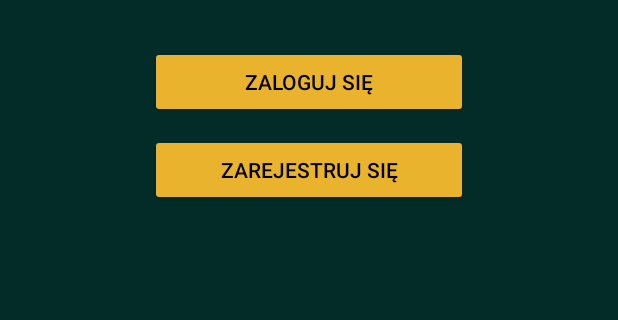
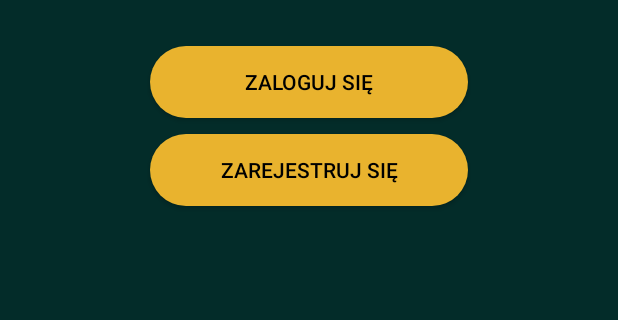
Before and after one commit to VanVoight/Filmoteka, an Android app: the screen it shows after launch (MainActivity), on a phone screen of 412 x 824 dp, the part 588-908 px from its top. Run offline under Robolectric (Android 15) with nearby library versions, the phone set to English and light mode, and no system bars; our stand-ins replace Room's generated code; libraries missing offline, so code that uses them is left out: com.facebook.stetho; 2 statements that could not run were skipped.

Commit message:
Naprawa prostokątnych przycisków, żeby znów miały zaokrąglone rogi

```diff
--- /dev/null
+++ b/app/src/main/res/drawable/button_rounded.xml
@@ -0,0 +1,5 @@
+<?xml version="1.0" encoding="utf-8"?>
+<shape xmlns:android="http://schemas.android.com/apk/res/android">
+    <corners  android:radius="50dp"/>
+    <solid android:color="@color/gold"></solid>
+</shape>
--- a/app/src/main/res/layout/activity_main.xml
+++ b/app/src/main/res/layout/activity_main.xml
@@ -28,6 +28,7 @@
         android:layout_marginLeft="100dp"
         android:layout_marginRight="100dp"
         android:layout_marginBottom="5dp"
+        android:background="@drawable/button_rounded"
         android:layout_below="@+id/imageView3"
         style="@style/ButtonStyle"/>
 
@@ -40,6 +41,8 @@
         android:layout_marginLeft="100dp"
         android:layout_marginRight="100dp"
         android:layout_marginBottom="5dp"
+        android:background="@drawable/button_rounded"
         android:layout_below="@+id/btnsignin"
         style="@style/ButtonStyle"/>
+
 </RelativeLayout>
--- a/app/src/main/res/layout/login_form.xml
+++ b/app/src/main/res/layout/login_form.xml
@@ -35,6 +35,7 @@
         android:layout_width="match_parent"
         android:layout_height="wrap_content"
         android:text="@string/button_signin_text"
+        android:background="@drawable/button_rounded"
         android:layout_marginTop="50dp"
         android:layout_below="@+id/password"
         style="@style/ButtonStyle"/>
@@ -44,6 +45,7 @@
         android:layout_height="wrap_content"
         android:text="@string/button_signup_text"
         android:layout_marginTop="15dp"
+        android:background="@drawable/button_rounded"
         android:layout_below="@+id/button_signin"
         style="@style/ButtonStyle"/>
 
--- a/app/src/main/res/layout/register_form.xml
+++ b/app/src/main/res/layout/register_form.xml
@@ -78,6 +78,7 @@
         android:layout_height="wrap_content"
         android:text="@string/button_signup"
         android:layout_marginTop="50dp"
+        android:background="@drawable/button_rounded"
         android:layout_below="@+id/repeat_password"
         style="@style/ButtonStyle"/>
     <Button
@@ -85,6 +86,7 @@
         android:layout_width="match_parent"
         android:layout_height="wrap_content"
         android:text="@string/button_signin"
+        android:background="@drawable/button_rounded"
         android:layout_marginTop="15dp"
         android:layout_below="@+id/button_signup"
         style="@style/ButtonStyle"/>
```
